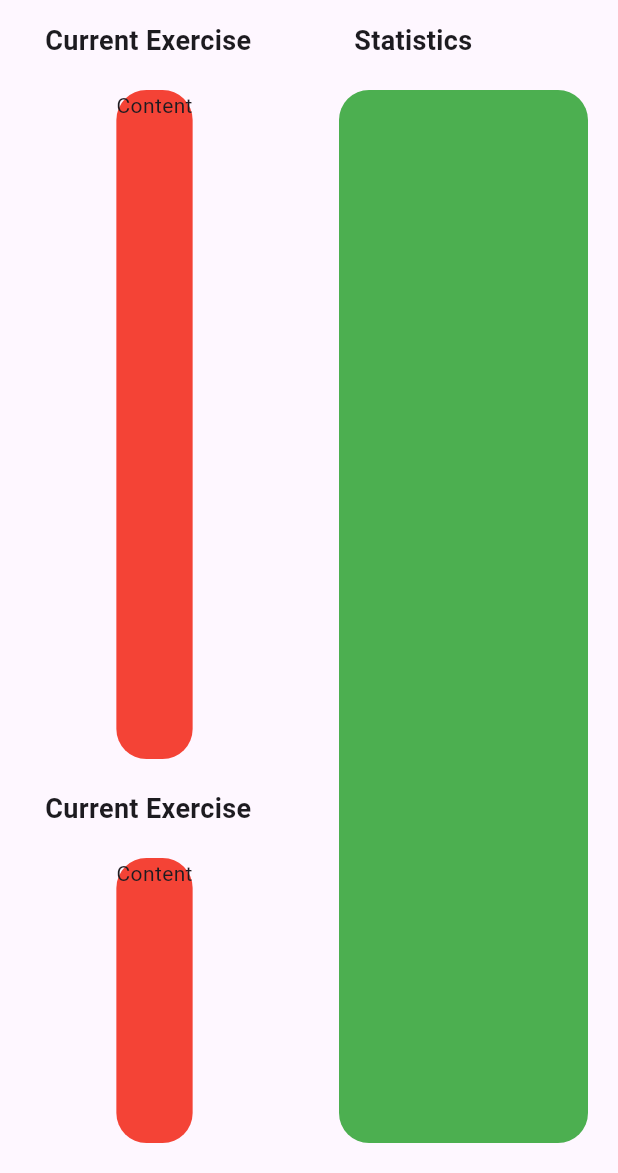
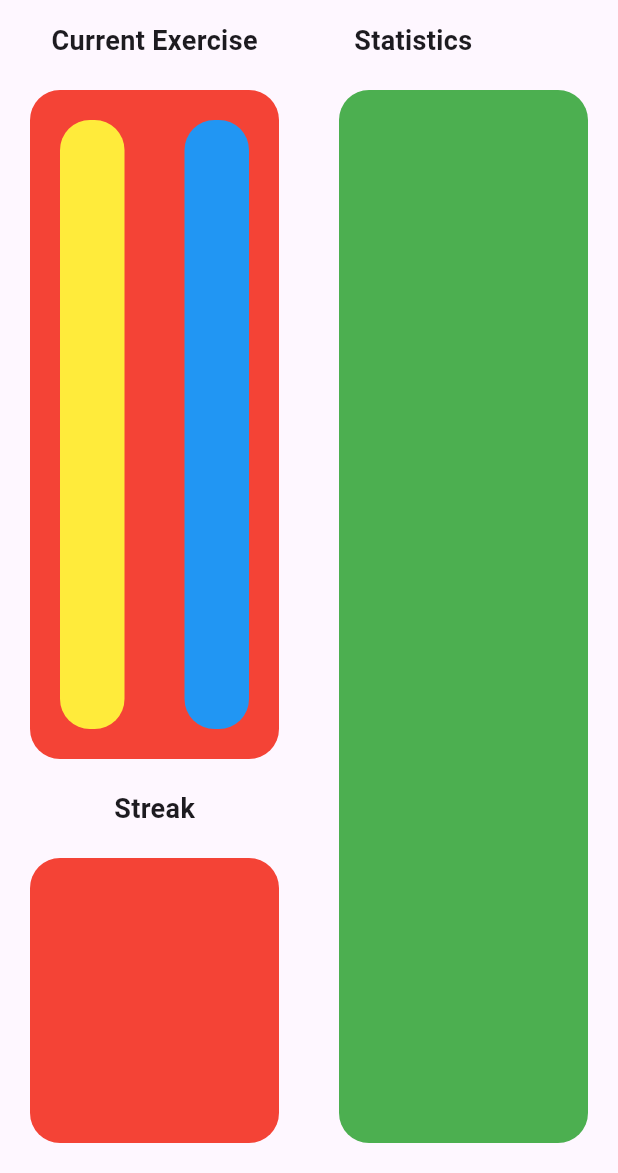
Before and after one commit to max-friebertshaeuser/AbiMind, a Flutter app: the StarScreen screen opened by its route, on a phone screen of 412 x 824 dp, the part 63-1236 px from its top. Run offline on Flutter 3.47's test engine with Material 3 defaults, Android fonts, the phone set to English and light mode, and no system bars; our stand-ins replace firebase_auth, firebase_core, flutter_riverpod, google_fonts; missing offline and left inert: dart:ffi, firebase_app_check, flutter_drawing_board, flutter_verification_code; accounts and stored records are empty.

Commit message:
feat: update start screen layout with enhanced card structure and improved styling

```diff
--- a/frontend/lib/presentation/screens/start/start-screen.dart
+++ b/frontend/lib/presentation/screens/start/start-screen.dart
@@ -28,11 +28,53 @@ class StarScreen extends StatelessWidget {
           children: [
             Expanded(
               flex: 1,
-              child:Flex(
+              child: Flex(
                 direction: Axis.vertical,
                 children: [
-                  Card(title: 'Current Exercise', boxFlex: 2,child:Text('Content') ),
-                  Card(title: 'Current Exercise', boxFlex: 1, child:Text('Content'))
+                  Card(
+                    title: 'Current Exercise',
+                    boxFlex: 2,
+                    child: Row(
+                      mainAxisAlignment: MainAxisAlignment.spaceEvenly,
+                      children: [
+                        Expanded(
+                          flex: 1,
+                          child: Container(
+                            margin: const EdgeInsets.all(20.0),
+                            decoration: BoxDecoration(
+                              color: Colors.yellow,
+                              borderRadius: BorderRadius.circular(20),
+                            ),
+                          ),
+                        ),
+                        Expanded(
+                          flex: 1,
+                          child: Container(
+                            margin: const EdgeInsets.all(20.0),
+                            decoration: BoxDecoration(
+                              color: Colors.blue,
+                              borderRadius: BorderRadius.circular(20),
+                            ),
+                          ),
+                        )
+                      ],
+                    ),
+                  ),
+                  Card(
+                    title: 'Streak',
+                    boxFlex: 1,
+                    child: Row(
+                      mainAxisAlignment: MainAxisAlignment.spaceEvenly,
+                      children: [
+                        Column(
+                          mainAxisAlignment: MainAxisAlignment.center,
+                          children: [
+
+                          ],
+                        ),
+                      ],
+                    ),
+                  ),
                 ],
               ),
             ),
@@ -74,7 +116,12 @@ class StarScreen extends StatelessWidget {
 }
 
 class Card extends StatelessWidget {
-  const Card({super.key, required this.title, required this.boxFlex, required this.child});
+  const Card({
+    super.key,
+    required this.title,
+    required this.boxFlex,
+    required this.child,
+  });
 
   final String title;
   final int boxFlex;
@@ -82,20 +129,13 @@ class Card extends StatelessWidget {
 
   @override
   Widget build(BuildContext context) {
-    ColorScheme colorScheme = Theme.of(context).colorScheme;
     return Expanded(
       flex: boxFlex,
       child: Column(
         children: [
-          Padding(
-            padding: const EdgeInsets.fromLTRB(30.0, 0, 0, 0),
-            child: Align(
-              alignment: Alignment.centerLeft,
-              child: Text(
-                title,
-                style: TextStyle(fontSize: 18, fontWeight: FontWeight.bold),
-              ),
-            ),
+          Text(
+            title,
+            style: const TextStyle(fontSize: 18, fontWeight: FontWeight.bold),
           ),
           Expanded(
             child: Container(
@@ -104,7 +144,7 @@ class Card extends StatelessWidget {
                 color: Colors.red,
                 borderRadius: BorderRadius.circular(20),
               ),
-              child: child,// Rand um das Feld
+              child: child,
             ),
           ),
         ],
```
